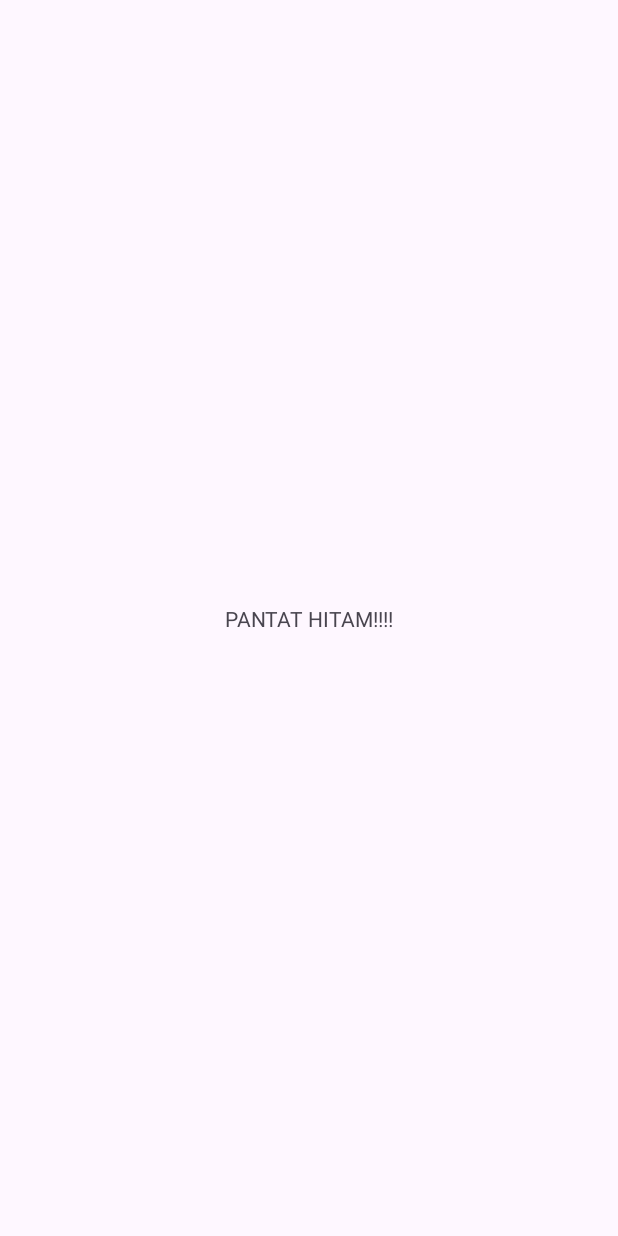
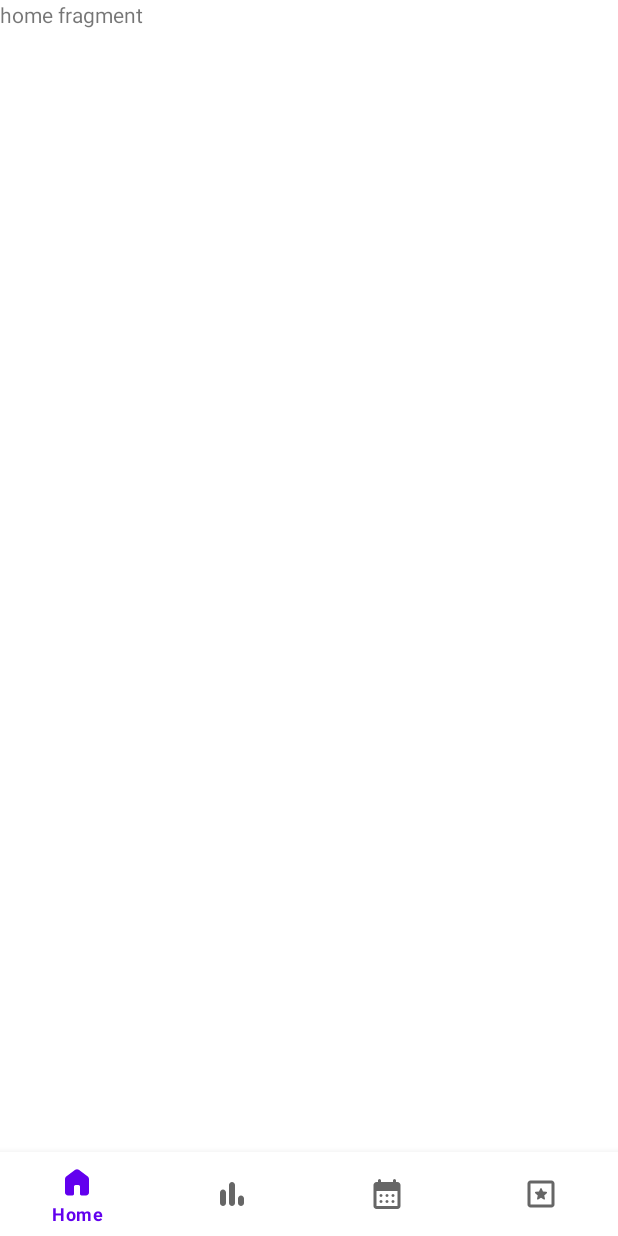
Before and after one commit to prammmoe/TI-mobile-prog-23, an Android app: the screen it shows after launch (MainActivity), on a phone screen of 412 x 824 dp. Before the commit the screen is almost empty. Run offline under Robolectric (Android 15) with nearby library versions, the phone set to English and light mode, and no system bars; our stand-ins replace navigation-ui.

Commit message:
feat(UI): refactor activity to 4 fragment, add bottomnav

```diff
--- a/app/build.gradle.kts
+++ b/app/build.gradle.kts
@@ -36,6 +36,7 @@ android {
 }
 
 dependencies {
+    val navVersion = "2.5.3"
 
     implementation("androidx.core:core-ktx:1.9.0")
     implementation("androidx.appcompat:appcompat:1.6.1")
@@ -44,4 +45,8 @@ dependencies {
     testImplementation("junit:junit:4.13.2")
     androidTestImplementation("androidx.test.ext:junit:1.1.5")
     androidTestImplementation("androidx.test.espresso:espresso-core:3.5.1")
+
+    // Navigation Component
+    implementation("androidx.navigation:navigation-fragment-ktx:$navVersion")
+    implementation("androidx.navigation:navigation-ui-ktx:$navVersion")
 }
--- /dev/null
+++ b/app/src/main/java/com/example/metricv2/HomeFragment.kt
@@ -0,0 +1,59 @@
+package com.example.metricv2
+
+import android.os.Bundle
+import androidx.fragment.app.Fragment
+import android.view.LayoutInflater
+import android.view.View
+import android.view.ViewGroup
+
+// TODO: Rename parameter arguments, choose names that match
+// the fragment initialization parameters, e.g. ARG_ITEM_NUMBER
+private const val ARG_PARAM1 = "param1"
+private const val ARG_PARAM2 = "param2"
+
+/**
+ * A simple [Fragment] subclass.
+ * Use the [HomeFragment.newInstance] factory method to
+ * create an instance of this fragment.
+ */
+class HomeFragment : Fragment() {
+    // TODO: Rename and change types of parameters
+    private var param1: String? = null
+    private var param2: String? = null
+
+    override fun onCreate(savedInstanceState: Bundle?) {
+        super.onCreate(savedInstanceState)
+        arguments?.let {
+            param1 = it.getString(ARG_PARAM1)
+            param2 = it.getString(ARG_PARAM2)
+        }
+    }
+
+    override fun onCreateView(
+        inflater: LayoutInflater, container: ViewGroup?,
+        savedInstanceState: Bundle?
+    ): View? {
+        // Inflate the layout for this fragment
+        return inflater.inflate(R.layout.fragment_home, container, false)
+    }
+
+    companion object {
+        /**
+         * Use this factory method to create a new instance of
+         * this fragment using the provided parameters.
+         *
+         * @param param1 Parameter 1.
+         * @param param2 Parameter 2.
+         * @return A new instance of fragment HomeFragment.
+         */
+        // TODO: Rename and change types and number of parameters
+        @JvmStatic
+        fun newInstance(param1: String, param2: String) =
+            HomeFragment().apply {
+                arguments = Bundle().apply {
+                    putString(ARG_PARAM1, param1)
+                    putString(ARG_PARAM2, param2)
+                }
+            }
+    }
+}
--- a/app/src/main/java/com/example/metricv2/MainActivity.kt
+++ b/app/src/main/java/com/example/metricv2/MainActivity.kt
@@ -2,10 +2,18 @@ package com.example.metricv2
 
 import androidx.appcompat.app.AppCompatActivity
 import android.os.Bundle
+import androidx.navigation.Navigation
+import androidx.navigation.ui.NavigationUI
+import com.google.android.material.bottomnavigation.BottomNavigationView
 
 class MainActivity : AppCompatActivity() {
     override fun onCreate(savedInstanceState: Bundle?) {
         super.onCreate(savedInstanceState)
         setContentView(R.layout.activity_main)
+
+        val bottomNavigation = findViewById<BottomNavigationView>(R.id.btm_nav)
+        val navController = Navigation.findNavController(this, R.id.host_fragment)
+
+        NavigationUI.setupWithNavController(bottomNavigation, navController)
     }
 }
--- /dev/null
+++ b/app/src/main/res/drawable/home.xml
@@ -0,0 +1,9 @@
+<vector xmlns:android="http://schemas.android.com/apk/res/android"
+    android:width="24dp"
+    android:height="24dp"
+    android:viewportWidth="960"
+    android:viewportHeight="960">
+  <path
+      android:fillColor="@color/metric_green"
+      android:pathData="M160,760v-360q0,-19 8.5,-36t23.5,-28l240,-180q21,-16 48,-16t48,16l240,180q15,11 23.5,28t8.5,36v360q0,33 -23.5,56.5T720,840L600,840q-17,0 -28.5,-11.5T560,800v-200q0,-17 -11.5,-28.5T520,560h-80q-17,0 -28.5,11.5T400,600v200q0,17 -11.5,28.5T360,840L240,840q-33,0 -56.5,-23.5T160,760Z"/>
+</vector>
--- /dev/null
+++ b/app/src/main/res/drawable/insight.xml
@@ -0,0 +1,9 @@
+<vector xmlns:android="http://schemas.android.com/apk/res/android"
+    android:width="24dp"
+    android:height="24dp"
+    android:viewportWidth="960"
+    android:viewportHeight="960">
+  <path
+      android:fillColor="@color/metric_green"
+      android:pathData="M200,840q-33,0 -56.5,-23.5T120,760v-560q0,-33 23.5,-56.5T200,120h560q33,0 56.5,23.5T840,200v560q0,33 -23.5,56.5T760,840L200,840ZM200,760h560v-560L200,200v560ZM200,200v560,-560ZM480,579 L556,625q11,7 22,-0.5t8,-20.5l-20,-87 68,-59q10,-9 6,-21.5T622,423l-89,-7 -35,-82q-5,-12 -18,-12t-18,12l-35,82 -89,7q-14,1 -18,13.5t6,21.5l68,59 -20,87q-3,13 8,20.5t22,0.5l76,-46Z"/>
+</vector>
--- /dev/null
+++ b/app/src/main/res/drawable/schedule.xml
@@ -0,0 +1,9 @@
+<vector xmlns:android="http://schemas.android.com/apk/res/android"
+    android:width="24dp"
+    android:height="24dp"
+    android:viewportWidth="960"
+    android:viewportHeight="960">
+  <path
+      android:fillColor="@color/metric_green"
+      android:pathData="M200,880q-33,0 -56.5,-23.5T120,800v-560q0,-33 23.5,-56.5T200,160h40v-40q0,-17 11.5,-28.5T280,80q17,0 28.5,11.5T320,120v40h320v-40q0,-17 11.5,-28.5T680,80q17,0 28.5,11.5T720,120v40h40q33,0 56.5,23.5T840,240v560q0,33 -23.5,56.5T760,880L200,880ZM200,800h560v-400L200,400v400ZM480,560q-17,0 -28.5,-11.5T440,520q0,-17 11.5,-28.5T480,480q17,0 28.5,11.5T520,520q0,17 -11.5,28.5T480,560ZM320,560q-17,0 -28.5,-11.5T280,520q0,-17 11.5,-28.5T320,480q17,0 28.5,11.5T360,520q0,17 -11.5,28.5T320,560ZM640,560q-17,0 -28.5,-11.5T600,520q0,-17 11.5,-28.5T640,480q17,0 28.5,11.5T680,520q0,17 -11.5,28.5T640,560ZM480,720q-17,0 -28.5,-11.5T440,680q0,-17 11.5,-28.5T480,640q17,0 28.5,11.5T520,680q0,17 -11.5,28.5T480,720ZM320,720q-17,0 -28.5,-11.5T280,680q0,-17 11.5,-28.5T320,640q17,0 28.5,11.5T360,680q0,17 -11.5,28.5T320,720ZM640,720q-17,0 -28.5,-11.5T600,680q0,-17 11.5,-28.5T640,640q17,0 28.5,11.5T680,680q0,17 -11.5,28.5T640,720Z"/>
+</vector>
--- /dev/null
+++ b/app/src/main/res/drawable/trends.xml
@@ -0,0 +1,9 @@
+<vector xmlns:android="http://schemas.android.com/apk/res/android"
+    android:width="24dp"
+    android:height="24dp"
+    android:viewportWidth="960"
+    android:viewportHeight="960">
+  <path
+      android:fillColor="@color/metric_green"
+      android:pathData="M240,800q-33,0 -56.5,-23.5T160,720v-280q0,-33 23.5,-56.5T240,360q33,0 56.5,23.5T320,440v280q0,33 -23.5,56.5T240,800ZM480,800q-33,0 -56.5,-23.5T400,720v-480q0,-33 23.5,-56.5T480,160q33,0 56.5,23.5T560,240v480q0,33 -23.5,56.5T480,800ZM720,800q-33,0 -56.5,-23.5T640,720v-120q0,-33 23.5,-56.5T720,520q33,0 56.5,23.5T800,600v120q0,33 -23.5,56.5T720,800Z"/>
+</vector>
--- a/app/src/main/res/layout/activity_main.xml
+++ b/app/src/main/res/layout/activity_main.xml
@@ -6,13 +6,27 @@
     android:layout_height="match_parent"
     tools:context=".MainActivity">
 
-    <TextView
-        android:layout_width="wrap_content"
+    <fragment
+        android:id="@+id/host_fragment"
+        android:layout_width="0dp"
+        android:layout_height="0dp"
+        app:layout_constraintStart_toStartOf="parent"
+        app:layout_constraintEnd_toEndOf="parent"
+        app:layout_constraintTop_toTopOf="parent"
+        app:layout_constraintBottom_toTopOf="@+id/btm_nav"
+        app:navGraph="@navigation/nav_graph"
+        android:name="androidx.navigation.fragment.NavHostFragment"/>
+
+    <com.google.android.material.bottomnavigation.BottomNavigationView
+        android:id="@+id/btm_nav"
+        android:layout_width="match_parent"
         android:layout_height="wrap_content"
-        android:text="PANTAT HITAM!!!!"
+        app:layout_constraintStart_toStartOf="parent"
+        app:layout_constraintEnd_toEndOf="parent"
         app:layout_constraintBottom_toBottomOf="parent"
-        app:layout_constraintEnd_toEndOf="parent"
-        app:layout_constraintStart_toStartOf="parent"
-        app:layout_constraintTop_toTopOf="parent" />
+        app:menu="@menu/btm_menu"/>
+
+
+
 
 </androidx.constraintlayout.widget.ConstraintLayout>
--- /dev/null
+++ b/app/src/main/res/layout/fragment_home.xml
@@ -0,0 +1,14 @@
+<?xml version="1.0" encoding="utf-8"?>
+<FrameLayout xmlns:android="http://schemas.android.com/apk/res/android"
+    xmlns:tools="http://schemas.android.com/tools"
+    android:layout_width="match_parent"
+    android:layout_height="match_parent"
+    tools:context=".HomeFragment">
+
+    <!-- TODO: Update blank fragment layout -->
+    <TextView
+        android:layout_width="match_parent"
+        android:layout_height="match_parent"
+        android:text="home fragment" />
+
+</FrameLayout>
--- /dev/null
+++ b/app/src/main/res/menu/btm_menu.xml
@@ -0,0 +1,24 @@
+<?xml version="1.0" encoding="utf-8"?>
+<menu xmlns:android="http://schemas.android.com/apk/res/android">
+    <item
+        android:id="@+id/homeFragment"
+        android:icon="@drawable/home"
+        android:title="Home"
+        android:color="@color/metric_green"
+        android:iconTint="@color/green_splash" />
+
+    <item
+        android:id="@+id/trendsFragment"
+        android:icon="@drawable/trends"
+        android:title="Trends" />
+
+    <item
+        android:id="@+id/scheduleFragment"
+        android:icon="@drawable/schedule"
+        android:title="Schedule" />
+
+    <item
+        android:id="@+id/insightFragment"
+        android:icon="@drawable/insight"
+        android:title="Insight" />
+</menu>
--- /dev/null
+++ b/app/src/main/res/navigation/nav_graph.xml
@@ -0,0 +1,28 @@
+<?xml version="1.0" encoding="utf-8"?>
+<navigation xmlns:android="http://schemas.android.com/apk/res/android"
+    xmlns:app="http://schemas.android.com/apk/res-auto"
+    xmlns:tools="http://schemas.android.com/tools"
+    android:id="@+id/nav_graph"
+    app:startDestination="@id/homeFragment">
+
+    <fragment
+        android:id="@+id/homeFragment"
+        android:name="com.example.metricv2.HomeFragment"
+        android:label="fragment_home"
+        tools:layout="@layout/fragment_home" />
+    <fragment
+        android:id="@+id/trendsFragment"
+        android:name="com.example.metricv2.TrendsFragment"
+        android:label="fragment_trends"
+        tools:layout="@layout/fragment_trends" />
+    <fragment
+        android:id="@+id/scheduleFragment"
+        android:name="com.example.metricv2.ScheduleFragment"
+        android:label="fragment_schedule"
+        tools:layout="@layout/fragment_schedule" />
+    <fragment
+        android:id="@+id/insightFragment"
+        android:name="com.example.metricv2.InsightFragment"
+        android:label="fragment_insight"
+        tools:layout="@layout/fragment_insight" />
+</navigation>
--- a/app/src/main/res/values/colors.xml
+++ b/app/src/main/res/values/colors.xml
@@ -2,4 +2,8 @@
 <resources>
     <color name="black">#FF000000</color>
     <color name="white">#FFFFFFFF</color>
+    <color name="green_splash">#00B07B</color>
+    <color name="metric_green">#00B07B</color>
+    <color name="metric_green_2">#48C09C</color>
+    <color name="bottom_nav_default">#BCBDC4</color>
 </resources>
--- a/app/src/main/res/values/strings.xml
+++ b/app/src/main/res/values/strings.xml
@@ -1,3 +1,5 @@
 <resources>
     <string name="app_name">MetricV2</string>
+    <!-- TODO: Remove or change this placeholder text -->
+    <string name="hello_blank_fragment">Hello blank fragment</string>
 </resources>
--- a/app/src/main/res/values/themes.xml
+++ b/app/src/main/res/values/themes.xml
@@ -1,6 +1,6 @@
 <resources xmlns:tools="http://schemas.android.com/tools">
     <!-- Base application theme. -->
-    <style name="Base.Theme.MetricV2" parent="Theme.Material3.DayNight.NoActionBar">
+    <style name="Base.Theme.MetricV2" parent="Theme.MaterialComponents.Light.NoActionBar">
         <!-- Customize your light theme here. -->
         <!-- <item name="colorPrimary">@color/my_light_primary</item> -->
     </style>
```
Also changed, not shown: app/src/main/java/com/example/metricv2/InsightFragment.kt (added, +59 -0 lines), app/src/main/java/com/example/metricv2/ScheduleFragment.kt (added, +59 -0 lines), app/src/main/java/com/example/metricv2/TrendsFragment.kt (added, +59 -0 lines), app/src/main/res/layout/fragment_insight.xml (added, +14 -0 lines), app/src/main/res/layout/fragment_schedule.xml (added, +14 -0 lines), app/src/main/res/layout/fragment_trends.xml (added, +14 -0 lines).
